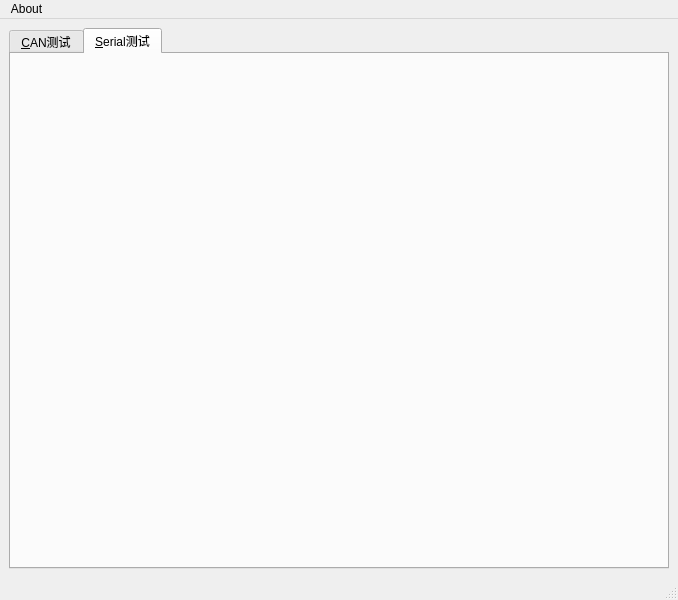
TurnipBun/rtqt, file mainwindow.ui: the form before one commit.
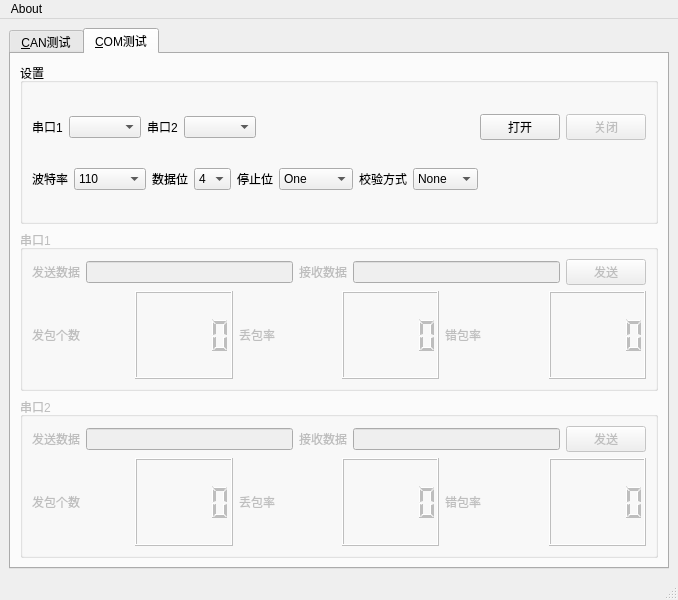
The form after the commit. The open tabs and pages were chosen to show the change. Icons and pictures are not drawn.

Commit message: add basic windows serial module

```diff
--- a/mainwindow.ui
+++ b/mainwindow.ui
@@ -342,8 +342,428 @@
       </widget>
       <widget class="QWidget" name="tabSerial">
        <attribute name="title">
-        <string>&amp;Serial测试</string>
+        <string>&amp;COM测试</string>
        </attribute>
+       <layout class="QVBoxLayout" name="verticalLayout_8">
+        <item>
+         <widget class="QGroupBox" name="groupSetting">
+          <property name="title">
+           <string>设置</string>
+          </property>
+          <layout class="QVBoxLayout" name="verticalLayout_5">
+           <item>
+            <layout class="QHBoxLayout" name="horizontalLayout_7">
+             <item>
+              <widget class="QLabel" name="labelCOM1">
+               <property name="text">
+                <string>串口1</string>
+               </property>
+              </widget>
+             </item>
+             <item>
+              <widget class="QComboBox" name="comboCOMName1"/>
+             </item>
+             <item>
+              <widget class="QLabel" name="labelCOM2">
+               <property name="text">
+                <string>串口2</string>
+               </property>
+              </widget>
+             </item>
+             <item>
+              <widget class="QComboBox" name="comboCOMName2"/>
+             </item>
+             <item>
+              <spacer name="horizontalSpacer">
+               <property name="orientation">
+                <enum>Qt::Horizontal</enum>
+               </property>
+               <property name="sizeHint" stdset="0">
+                <size>
+                 <width>40</width>
+                 <height>20</height>
+                </size>
+               </property>
+              </spacer>
+             </item>
+             <item>
+              <widget class="QPushButton" name="pushCOMOpen">
+               <property name="text">
+                <string>打开</string>
+               </property>
+              </widget>
+             </item>
+             <item>
+              <widget class="QPushButton" name="pushCOMClose">
+               <property name="enabled">
+                <bool>false</bool>
+               </property>
+               <property name="text">
+                <string>关闭</string>
+               </property>
+              </widget>
+             </item>
+            </layout>
+           </item>
+           <item>
+            <layout class="QHBoxLayout" name="horizontalLayout_4">
+             <item>
+              <widget class="QLabel" name="labelRate">
+               <property name="text">
+                <string>波特率</string>
+               </property>
+              </widget>
+             </item>
+             <item>
+              <widget class="QComboBox" name="comboRate">
+               <item>
+                <property name="text">
+                 <string>110</string>
+                </property>
+               </item>
+               <item>
+                <property name="text">
+                 <string>300</string>
+                </property>
+               </item>
+               <item>
+                <property name="text">
+                 <string>600</string>
+                </property>
+               </item>
+               <item>
+                <property name="text">
+                 <string>1200</string>
+                </property>
+               </item>
+               <item>
+                <property name="text">
+                 <string>2400</string>
+                </property>
+               </item>
+               <item>
+                <property name="text">
+                 <string>4800</string>
+                </property>
+               </item>
+               <item>
+                <property name="text">
+                 <string>9600</string>
+                </property>
+               </item>
+               <item>
+                <property name="text">
+                 <string>14400</string>
+                </property>
+               </item>
+               <item>
+                <property name="text">
+                 <string>19200</string>
+                </property>
+               </item>
+               <item>
+                <property name="text">
+                 <string>38400</string>
+                </property>
+               </item>
+               <item>
+                <property name="text">
+                 <string>56000</string>
+                </property>
+               </item>
+               <item>
+                <property name="text">
+                 <string>57600</string>
+                </property>
+               </item>
+               <item>
+                <property name="text">
+                 <string>115200</string>
+                </property>
+               </item>
+               <item>
+                <property name="text">
+                 <string>128000</string>
+                </property>
+               </item>
+               <item>
+                <property name="text">
+                 <string>256000</string>
+                </property>
+               </item>
+              </widget>
+             </item>
+             <item>
+              <widget class="QLabel" name="labelDataBit">
+               <property name="text">
+                <string>数据位</string>
+               </property>
+              </widget>
+             </item>
+             <item>
+              <widget class="QComboBox" name="comboDataBit">
+               <item>
+                <property name="text">
+                 <string>4</string>
+                </property>
+               </item>
+               <item>
+                <property name="text">
+                 <string>5</string>
+                </property>
+               </item>
+               <item>
+                <property name="text">
+                 <string>6</string>
+                </property>
+               </item>
+               <item>
+                <property name="text">
+                 <string>7</string>
+                </property>
+               </item>
+               <item>
+                <property name="text">
+                 <string>8</string>
+                </property>
+               </item>
+              </widget>
+             </item>
+             <item>
+              <widget class="QLabel" name="labelStopBit">
+               <property name="text">
+                <string>停止位</string>
+               </property>
+              </widget>
+             </item>
+             <item>
+              <widget class="QComboBox" name="comboStopBit">
+               <item>
+                <property name="text">
+                 <string>One</string>
+                </property>
+               </item>
+               <item>
+                <property name="text">
+                 <string>Onehalf</string>
+                </property>
+               </item>
+               <item>
+                <property name="text">
+                 <string>Two</string>
+                </property>
+               </item>
+              </widget>
+             </item>
+             <item>
+              <widget class="QLabel" name="labelParity">
+               <property name="text">
+                <string>校验方式</string>
+               </property>
+              </widget>
+             </item>
+             <item>
+              <widget class="QComboBox" name="comboParity">
+               <item>
+                <property name="text">
+                 <string>None</string>
+                </property>
+               </item>
+               <item>
+                <property name="text">
+                 <string>Even</string>
+                </property>
+               </item>
+               <item>
+                <property name="text">
+                 <string>Odd</string>
+                </property>
+               </item>
+               <item>
+                <property name="text">
+                 <string>Mark</string>
+                </property>
+               </item>
+               <item>
+                <property name="text">
+                 <string>Space</string>
+                </property>
+               </item>
+              </widget>
+             </item>
+             <item>
+              <spacer name="horizontalSpacer_3">
+               <property name="orientation">
+                <enum>Qt::Horizontal</enum>
+               </property>
+               <property name="sizeHint" stdset="0">
+                <size>
+                 <width>40</width>
+                 <height>20</height>
+                </size>
+               </property>
+              </spacer>
+             </item>
+            </layout>
+           </item>
+          </layout>
+         </widget>
+        </item>
+        <item>
+         <widget class="QGroupBox" name="groupCOM1">
+          <property name="enabled">
+           <bool>false</bool>
+          </property>
+          <property name="title">
+           <string>串口1</string>
+          </property>
+          <layout class="QVBoxLayout" name="verticalLayout_6">
+           <item>
+            <layout class="QHBoxLayout" name="horizontalLayout_8">
+             <item>
+              <widget class="QLabel" name="labelCOMSendData1">
+               <property name="text">
+                <string>发送数据</string>
+               </property>
+              </widget>
+             </item>
+             <item>
+              <widget class="QLineEdit" name="lineCOMSendData1"/>
+             </item>
+             <item>
+              <widget class="QLabel" name="labelCOMRecvData1">
+               <property name="text">
+                <string>接收数据</string>
+               </property>
+              </widget>
+             </item>
+             <item>
+              <widget class="QLineEdit" name="lineCOMRecvData1"/>
+             </item>
+             <item>
+              <widget class="QPushButton" name="pushCOMSend1">
+               <property name="text">
+                <string>发送</string>
+               </property>
+              </widget>
+             </item>
+            </layout>
+           </item>
+           <item>
+            <layout class="QHBoxLayout" name="horizontalLayout_9">
+             <item>
+              <widget class="QLabel" name="labelCOMSendNum1">
+               <property name="text">
+                <string>发包个数</string>
+               </property>
+              </widget>
+             </item>
+             <item>
+              <widget class="QLCDNumber" name="lcdCOMSendNum1"/>
+             </item>
+             <item>
+              <widget class="QLabel" name="labelCOMLostRate1">
+               <property name="text">
+                <string>丢包率</string>
+               </property>
+              </widget>
+             </item>
+             <item>
+              <widget class="QLCDNumber" name="lcdCOMLostRate1"/>
+             </item>
+             <item>
+              <widget class="QLabel" name="labelCOMErrRate1">
+               <property name="text">
+                <string>错包率</string>
+               </property>
+              </widget>
+             </item>
+             <item>
+              <widget class="QLCDNumber" name="lcdCOMErrRate1"/>
+             </item>
+            </layout>
+           </item>
+          </layout>
+         </widget>
+        </item>
+        <item>
+         <widget class="QGroupBox" name="groupCOM2">
+          <property name="enabled">
+           <bool>false</bool>
+          </property>
+          <property name="title">
+           <string>串口2</string>
+          </property>
+          <layout class="QVBoxLayout" name="verticalLayout_7">
+           <item>
+            <layout class="QHBoxLayout" name="horizontalLayout_10">
+             <item>
+              <widget class="QLabel" name="labelCOMSendData2">
+               <property name="text">
+                <string>发送数据</string>
+               </property>
+              </widget>
+             </item>
+             <item>
+              <widget class="QLineEdit" name="lineCOMSendData2"/>
+             </item>
+             <item>
+              <widget class="QLabel" name="labelCOMRecvData2">
+               <property name="text">
+                <string>接收数据</string>
+               </property>
+              </widget>
+             </item>
+             <item>
+              <widget class="QLineEdit" name="lineCOMRecvData2"/>
+             </item>
+             <item>
+              <widget class="QPushButton" name="pushCOMSend2">
+               <property name="text">
+                <string>发送</string>
+               </property>
+              </widget>
+             </item>
+            </layout>
+           </item>
+           <item>
+            <layout class="QHBoxLayout" name="horizontalLayout_11">
+             <item>
+              <widget class="QLabel" name="labelCOMSendNum2">
+               <property name="text">
+                <string>发包个数</string>
+               </property>
+              </widget>
+             </item>
+             <item>
+              <widget class="QLCDNumber" name="lcdCOMSendNum2"/>
+             </item>
+             <item>
+              <widget class="QLabel" name="labelCOMLostRate2">
+               <property name="text">
+                <string>丢包率</string>
+               </property>
+              </widget>
+             </item>
+             <item>
+              <widget class="QLCDNumber" name="lcdCOMLostRate2"/>
+             </item>
+             <item>
+              <widget class="QLabel" name="labelCOMErrRate2">
+               <property name="text">
+                <string>错包率</string>
+               </property>
+              </widget>
+             </item>
+             <item>
+              <widget class="QLCDNumber" name="lcdCOMErrRate2"/>
+             </item>
+            </layout>
+           </item>
+          </layout>
+         </widget>
+        </item>
+       </layout>
       </widget>
      </widget>
     </item>
```
Left out of the diff: 6 changed lines with no effect on the pictures. The commit also changes 12 other files.
